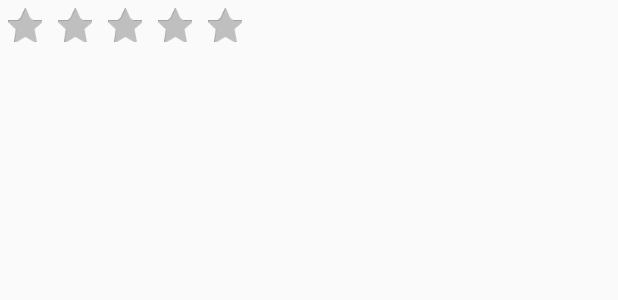
After one commit to VinVon/DiyView, an Android app: the layout ratingbar_activity.xml on its own in the app's theme, with its tools: preview values and no code run, on a phone screen of 412 x 824 dp. The commit adds this screen. Shown: the top 300 px of the screen. Run offline under Robolectric (Android 15) with nearby library versions, the phone set to English and light mode, and no system bars.

Commit message:
ratingBar_View

```diff
--- a/app/src/main/java/com/demo/diyview/progress/ChangeActivity.java
+++ b/app/src/main/java/com/demo/diyview/progress/ChangeActivity.java
@@ -47,7 +47,10 @@ public class ChangeActivity extends AppCompatActivity {
         setContentView(R.layout.change_activity);
         ButterKnife.bind(this);
         initView();
+
     }
+
+
 
     private void initView() {
        if (timer != null){
--- /dev/null
+++ b/app/src/main/java/com/demo/diyview/view06/RatingBar.java
@@ -0,0 +1,104 @@
+package com.demo.diyview.view06;
+
+import android.content.Context;
+import android.content.res.TypedArray;
+import android.graphics.Bitmap;
+import android.graphics.BitmapFactory;
+import android.graphics.Canvas;
+import android.graphics.Paint;
+import android.support.annotation.Nullable;
+import android.util.AttributeSet;
+import android.util.Log;
+import android.view.MotionEvent;
+import android.view.View;
+
+import com.demo.diyview.R;
+
+import java.lang.ref.Reference;
+
+/**
+ * Created by raytine on 2017/7/26.
+ */
+
+public class RatingBar extends View {
+    private int mSelectorimg;
+    private int mUnSelectorimg;
+    private int mStartCount;
+
+    private Paint mPaint;
+    private Bitmap biemap ;
+    private Bitmap biemap0 ;
+
+    private int selectorCount = 0;
+    public RatingBar(Context context) {
+        this(context, null);
+    }
+
+    public RatingBar(Context context, @Nullable AttributeSet attrs) {
+        this(context, attrs, 0);
+    }
+
+    public RatingBar(Context context, @Nullable AttributeSet attrs, int defStyleAttr) {
+        super(context, attrs, defStyleAttr);
+        TypedArray typedArray = context.obtainStyledAttributes(attrs, R.styleable.ratingBarView);
+        mSelectorimg = typedArray.getResourceId(R.styleable.ratingBarView_rtSelector, mSelectorimg);
+        mUnSelectorimg = typedArray.getResourceId(R.styleable.ratingBarView_rtUnSelector, mUnSelectorimg);
+        mStartCount = typedArray.getInt(R.styleable.ratingBarView_rtStartCount, mStartCount);
+        typedArray.recycle();
+        mPaint = new Paint();
+        biemap = BitmapFactory.decodeResource(getResources(), mUnSelectorimg);
+        biemap0 = BitmapFactory.decodeResource(getResources(), mSelectorimg);
+
+    }
+
+    @Override
+    protected void onMeasure(int widthMeasureSpec, int heightMeasureSpec) {
+        super.onMeasure(widthMeasureSpec, heightMeasureSpec);
+        int height = biemap.getHeight()+getPaddingTop()+getPaddingBottom();
+        int width = mStartCount*(biemap.getWidth()+getPaddingRight()+getPaddingLeft());
+        Log.e("---onmearsea","getpaddingLeft :"+getPaddingLeft()+"getpaddingRight :"+getPaddingRight());
+        setMeasuredDimension(width,height);
+    }
+
+    @Override
+    protected void onDraw(Canvas canvas) {
+        super.onDraw(canvas);
+        for (int i = 0; i < mStartCount; i++) {
+            int dx;
+         if (i<selectorCount){
+             dx = biemap0.getWidth()*i + getPaddingLeft()*(i+1) + getPaddingRight()*(i);
+             canvas.drawBitmap(biemap0,dx, getPaddingTop(), mPaint);
+         }else{
+             dx = biemap.getWidth()*i + getPaddingLeft()*(i+1) + getPaddingRight()*(i);
+             canvas.drawBitmap(biemap,dx, getPaddingTop(), mPaint);
+         }
+        }
+    }
+
+    @Override
+    public boolean onTouchEvent(MotionEvent event) {
+
+        switch (event.getAction()) {
+            case MotionEvent.ACTION_DOWN:
+
+            case MotionEvent.ACTION_MOVE:
+
+            case MotionEvent.ACTION_UP:
+               int Count = (int)(event.getX()/getWidth()*5)+1;
+                if (Count<0){
+                    Count = 0;
+                }
+                if (Count>mStartCount){
+                    Count = mStartCount;
+                }
+                if (Count != selectorCount){
+                    selectorCount = Count;
+                    invalidate();
+                    Log.e("----","draw");
+                }
+        }
+        return true;
+    }
+
+
+}
--- /dev/null
+++ b/app/src/main/res/layout/ratingbar_activity.xml
@@ -0,0 +1,16 @@
+<?xml version="1.0" encoding="utf-8"?>
+<LinearLayout xmlns:android="http://schemas.android.com/apk/res/android"
+    xmlns:app="http://schemas.android.com/apk/res-auto"
+    android:layout_width="match_parent"
+    android:layout_height="match_parent"
+    android:orientation="vertical">
+
+    <com.demo.diyview.view06.RatingBar
+        android:id="@+id/ratingView"
+        android:layout_width="wrap_content"
+        android:layout_height="wrap_content"
+        app:rtSelector="@mipmap/star_selected"
+        app:rtStartCount="5"
+        android:padding="5dp"
+        app:rtUnSelector="@mipmap/star_normal" />
+</LinearLayout>
--- a/app/src/main/res/values/attrs.xml
+++ b/app/src/main/res/values/attrs.xml
@@ -33,4 +33,9 @@
         <attr name="triangleColor" format="color"></attr>
         <attr name="circularColor" format="color"></attr>
     </declare-styleable>
+    <declare-styleable name="ratingBarView">
+        <attr name="rtSelector" format="reference"></attr>
+        <attr name="rtUnSelector" format="reference"></attr>
+        <attr name="rtStartCount" format="integer"></attr>
+    </declare-styleable>
 </resources>
```
Also changed, not shown: app/src/main/AndroidManifest.xml (+5 -3 lines), app/src/main/java/com/demo/diyview/progress/ChangeView.java (+12 -4 lines), app/src/main/java/com/demo/diyview/progress/PregressView.java (+8 -4 lines), app/src/main/java/com/demo/diyview/view06/RatingBarActivity.java (added, +26 -0 lines), app/src/main/res/mipmap-xhdpi/star_normal.png (added), app/src/main/res/mipmap-xhdpi/star_selected.png (added).
